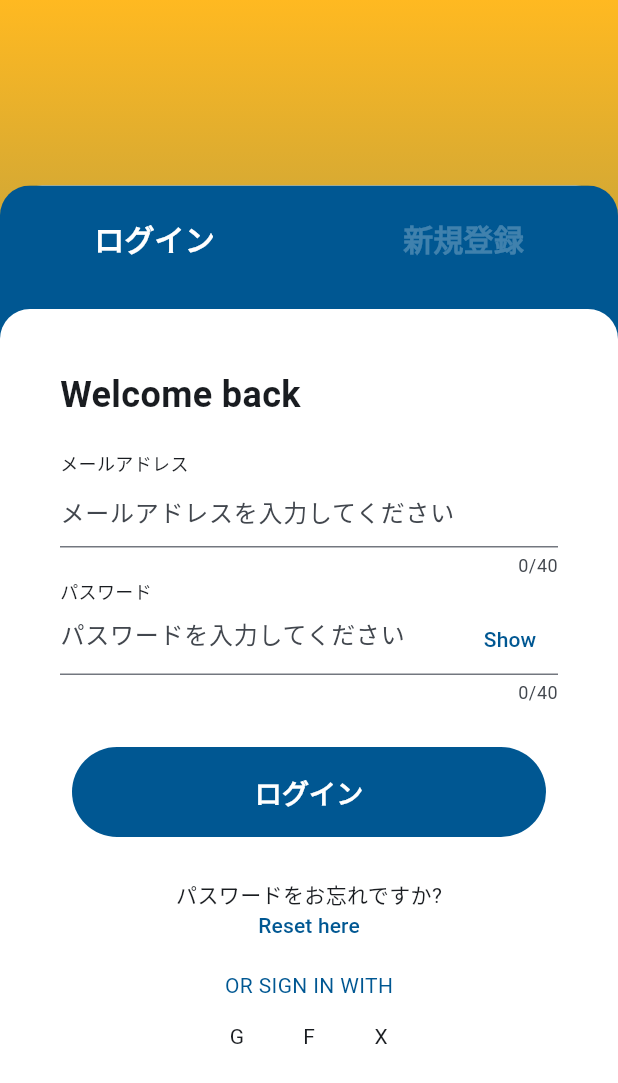
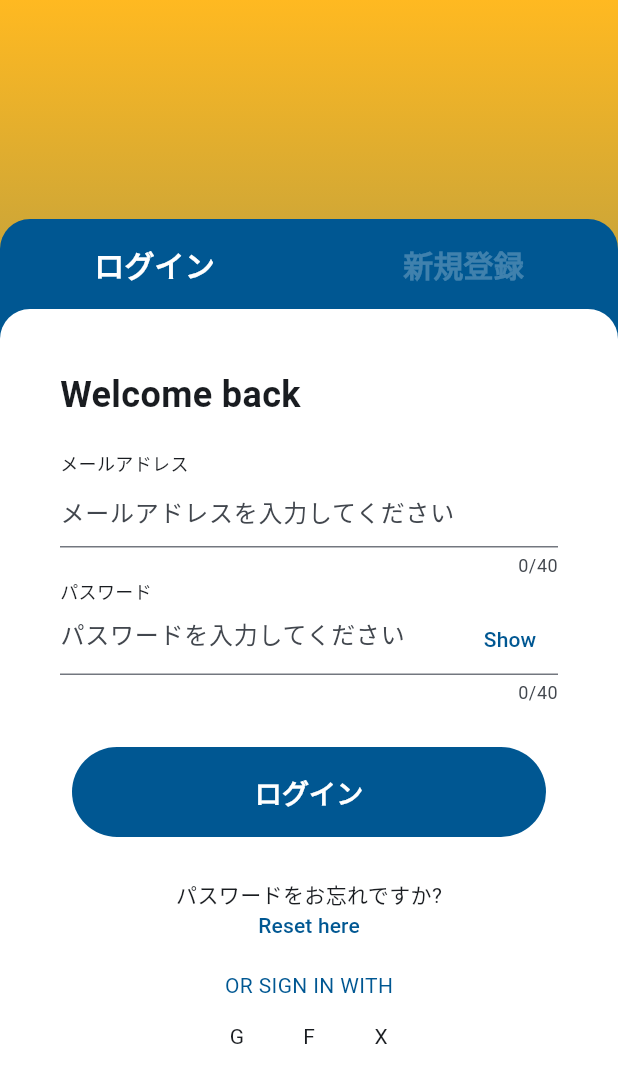
Before and after one commit to Mayumi-Nakabayashi/withTone, a Flutter app: the screen it shows after launch, after a tap on "スタート", on a phone screen of 412 x 824 dp. Shown: the top 1083 px of the screen. Run offline on Flutter 3.47's test engine with Material 2 defaults, Android fonts, the phone set to English and light mode, and no system bars.

Commit message:
fix: 画面の高さによって青モーダルの表示領域が変わる不具合を修正
白モーダル + タブで表示するコンテンツの高さ の指定方法が正しい

```diff
--- a/lib/views/pages/intro/intro_page.dart
+++ b/lib/views/pages/intro/intro_page.dart
@@ -30,11 +30,17 @@ class IntroPage extends StatefulWidget {
 }
 
 class _IntroPageState extends State<IntroPage> {
-  /// タブに表示する widget
+  /// タブに表示するラベル
   final _tab = <Widget>[
-    const Padding(padding: EdgeInsets.all(12), child: Tab(text: 'ログイン')),
-    const Padding(padding: EdgeInsets.all(12), child: Tab(text: '新規登録')),
+    const Tab(text: 'ログイン', height: 60),
+    const Tab(text: '新規登録', height: 60),
   ];
+  // ラベルのtextStyle tabBar で指定する
+  final _labelStyle = const TextStyle(
+    fontSize: 20,
+    fontWeight: FontWeight.bold,
+  );
+  final _tabHeight = 60;
 
   /// 初期化処理をしたかどうか
   /// context を利用する初期処理は initState に書けないので, flag を見る
@@ -53,8 +59,8 @@ class _IntroPageState extends State<IntroPage> {
     /// スタートボタンタップで表示されるモーダル
     Widget startModalBuilder(BuildContext context) {
       // 一旦, 各モーダルの画面高さのパーセントで計算する
-      final double blueModalHeight = MediaQuery.of(context).size.height * 0.85;
       final double whiteModalHeight = MediaQuery.of(context).size.height * 0.75;
+      final double blueModalHeight = whiteModalHeight + _tabHeight;
       // モーダルの角丸
       Widget modalRounder(Widget child) {
         return ClipRRect(
@@ -86,10 +92,7 @@ class _IntroPageState extends State<IntroPage> {
                       children: <Widget>[
                         TabBar(
                           tabs: _tab,
-                          labelStyle: const TextStyle(
-                            fontSize: 20,
-                            fontWeight: FontWeight.bold,
-                          ),
+                          labelStyle: _labelStyle,
                           labelColor: Colors.white,
                           unselectedLabelColor: const Color(0x40ffffff),
                           dividerColor: Colors.transparent,
```
